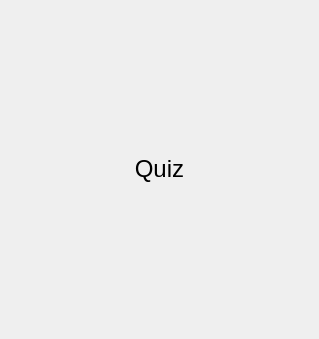
This is src/templates/quiz/quizsimulator.ui in BuildmLearn/BuildmLearn-Toolkit as Qt 5 draws it before an edit. The edited form follows.
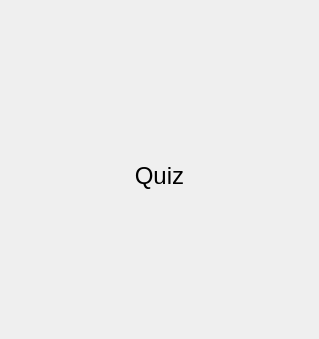
This is the edited form.

Commit message: Added status and title bar for Quiz game in simulator

The edit to the form file:
```diff
--- a/src/templates/quiz/quizsimulator.ui
+++ b/src/templates/quiz/quizsimulator.ui
@@ -13,15 +13,28 @@
   <property name="windowTitle">
    <string>Form</string>
   </property>
-  <layout class="QHBoxLayout" name="horizontalLayout">
+  <layout class="QVBoxLayout" name="verticalLayout_3">
    <property name="spacing">
     <number>0</number>
    </property>
    <property name="margin">
     <number>0</number>
    </property>
+   <item>
+    <widget class="QLabel" name="m_quizBar">
+     <property name="text">
+      <string/>
+     </property>
+    </widget>
+   </item>
    <item>
     <widget class="QStackedWidget" name="m_phoneWidget">
+     <property name="sizePolicy">
+      <sizepolicy hsizetype="Preferred" vsizetype="Preferred">
+       <horstretch>0</horstretch>
+       <verstretch>0</verstretch>
+      </sizepolicy>
+     </property>
      <property name="currentIndex">
       <number>0</number>
      </property>
```
The commit also changes 2 other files.
